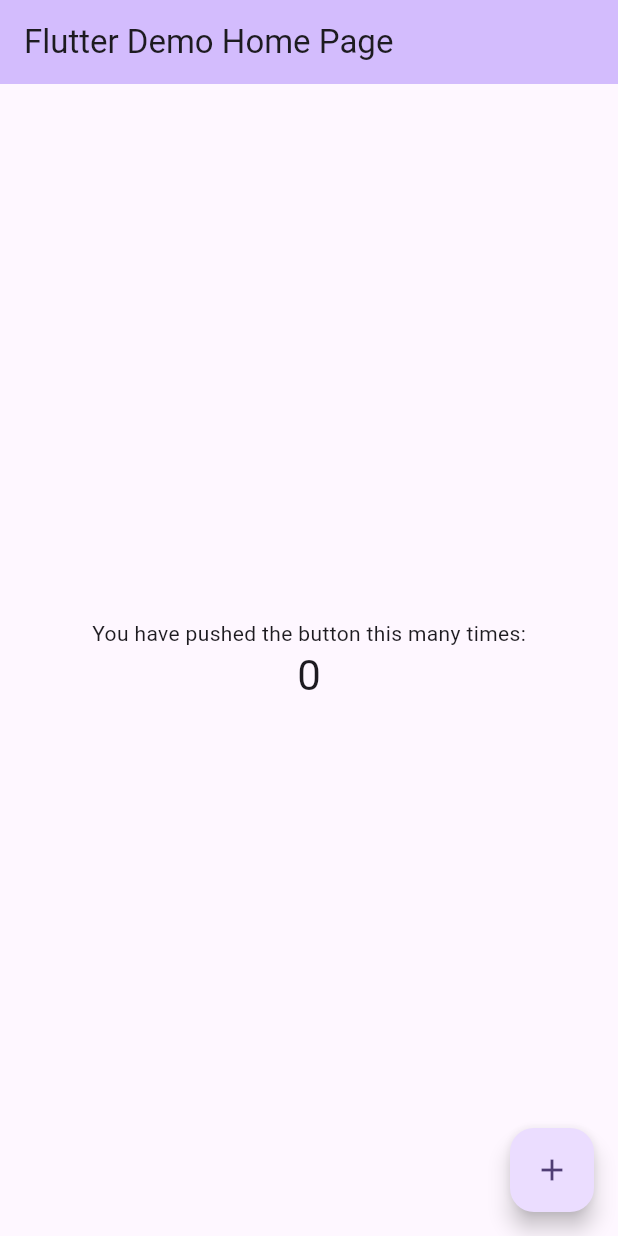
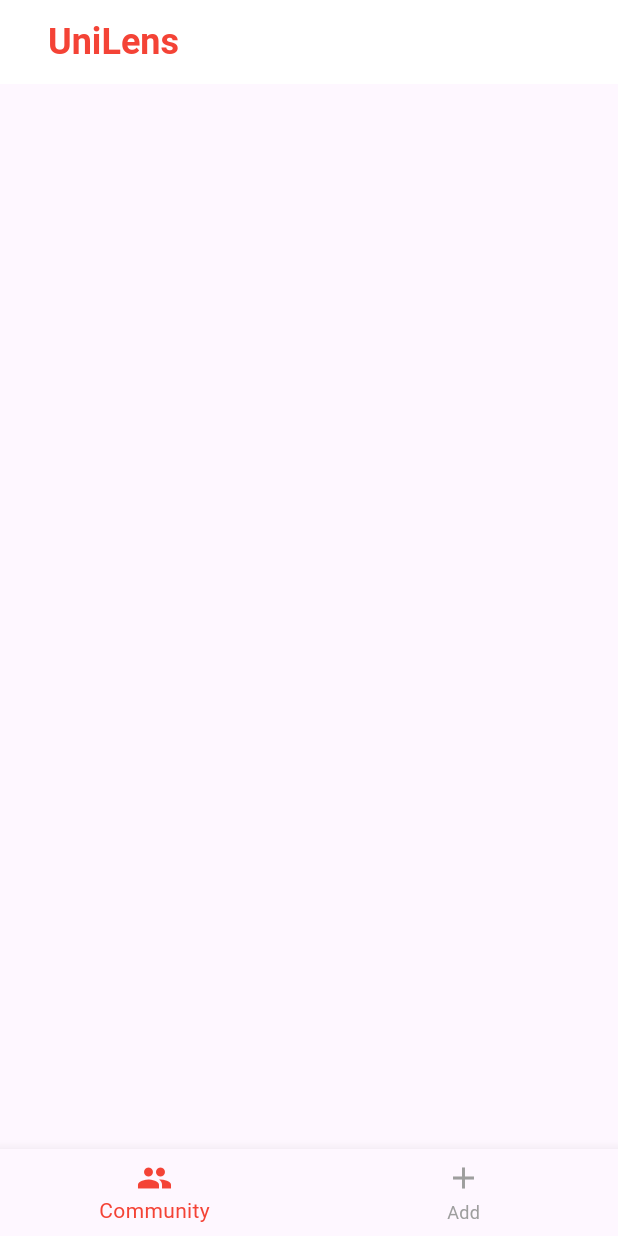
Before and after one commit to raheel38/unilens, a Flutter app: the screen it shows after launch, on a phone screen of 412 x 824 dp. Run offline on Flutter 3.47's test engine with Material 3 defaults, Android fonts, the phone set to English and light mode, and no system bars.

Commit message:
Update main.dart

```diff
--- a/unilens/lib/main.dart
+++ b/unilens/lib/main.dart
@@ -1,5 +1,296 @@
 import 'package:flutter/material.dart';
+import 'dart:io';
 
+// Post Model
+class Post {
+  final String title;
+  final String content;
+  final DateTime datePosted;
+  final String? imageUrl;
+  int likes;
+  bool isLiked;
+
+  Post({
+    required this.title,
+    required this.content,
+    required this.datePosted,
+    this.imageUrl,
+    this.likes = 0,
+    this.isLiked = false,
+  });
+}
+
+// AddWidget for adding posts
+class AddWidget extends StatefulWidget {
+  final Function(Post) onPostCreated;
+
+  const AddWidget({super.key, required this.onPostCreated});
+
+  @override
+  State<AddWidget> createState() => _AddWidgetState();
+}
+
+class _AddWidgetState extends State<AddWidget> {
+  final _titleController = TextEditingController();
+  final _contentController = TextEditingController();
+  File? _image;
+  final _formKey = GlobalKey<FormState>();
+
+  void _createPost() {
+    if (_formKey.currentState!.validate()) {
+      final newPost = Post(
+        title: _titleController.text,
+        content: _contentController.text,
+        datePosted: DateTime.now(),
+        imageUrl: _image?.path,
+      );
+
+      widget.onPostCreated(newPost);
+
+      // Clear form
+      _titleController.clear();
+      _contentController.clear();
+      setState(() {
+        _image = null;
+      });
+
+      // Show success message
+      ScaffoldMessenger.of(context).showSnackBar(
+        const SnackBar(content: Text('Post created successfully!')),
+      );
+    }
+  }
+
+  @override
+  void dispose() {
+    _titleController.dispose();
+    _contentController.dispose();
+    super.dispose();
+  }
+
+  @override
+  Widget build(BuildContext context) {
+    return Scaffold(
+      body: SingleChildScrollView(
+        padding: const EdgeInsets.all(16.0),
+        child: Form(
+          key: _formKey,
+          child: Column(
+            crossAxisAlignment: CrossAxisAlignment.stretch,
+            children: [
+              TextFormField(
+                controller: _titleController,
+                decoration: const InputDecoration(
+                  labelText: 'Title',
+                  border: OutlineInputBorder(),
+                ),
+                validator: (value) {
+                  if (value == null || value.isEmpty) {
+                    return 'Please enter a title';
+                  }
+                  return null;
+                },
+              ),
+              const SizedBox(height: 16),
+              TextFormField(
+                controller: _contentController,
+                decoration: const InputDecoration(
+                  labelText: 'Content',
+                  border: OutlineInputBorder(),
+                ),
+                maxLines: 5,
+                validator: (value) {
+                  if (value == null || value.isEmpty) {
+                    return 'Please enter some content';
+                  }
+                  return null;
+                },
+              ),
+              const SizedBox(height: 24),
+              ElevatedButton(
+                onPressed: _createPost,
+                style: ElevatedButton.styleFrom(
+                  backgroundColor: Colors.red,
+                  padding: const EdgeInsets.symmetric(vertical: 16),
+                  shape: RoundedRectangleBorder(
+                    borderRadius: BorderRadius.circular(24),
+                  ),
+                ),
+                child: const Text(
+                  'Create Post',
+                  style: TextStyle(
+                    fontSize: 16,
+                    fontWeight: FontWeight.bold,
+                  ),
+                ),
+              ),
+            ],
+          ),
+        ),
+      ),
+    );
+  }
+}
+
+// CommunityWidget to display posts
+class CommunityWidget extends StatefulWidget {
+  final List<Post> posts;
+
+  const CommunityWidget({super.key, required this.posts});
+
+  @override
+  State<CommunityWidget> createState() => _CommunityWidgetState();
+}
+
+class _CommunityWidgetState extends State<CommunityWidget> {
+  void _toggleLike(int index) {
+    setState(() {
+      if (widget.posts[index].isLiked) {
+        widget.posts[index].likes--;
+        widget.posts[index].isLiked = false;
+      } else {
+        widget.posts[index].likes++;
+        widget.posts[index].isLiked = true;
+      }
+    });
+  }
+
+  @override
+  Widget build(BuildContext context) {
+    return ListView.builder(
+      padding: const EdgeInsets.all(8),
+      itemCount: widget.posts.length,
+      itemBuilder: (context, index) {
+        final post = widget.posts[index];
+        return Card(
+          margin: const EdgeInsets.symmetric(vertical: 8),
+          child: Column(
+            crossAxisAlignment: CrossAxisAlignment.start,
+            children: [
+              ListTile(
+                title: Text(
+                  post.title,
+                  style: const TextStyle(
+                    fontWeight: FontWeight.bold,
+                    fontSize: 18,
+                  ),
+                ),
+                subtitle: Text(
+                  'Posted on ${post.datePosted.toString().split(' ')[0]}',
+                  style: TextStyle(color: Colors.grey[600]),
+                ),
+              ),
+              if (post.imageUrl != null)
+                Image.file(
+                  File(post.imageUrl!),
+                  width: double.infinity,
+                  height: 200,
+                  fit: BoxFit.cover,
+                ),
+              Padding(
+                padding: const EdgeInsets.all(16.0),
+                child: Text(post.content),
+              ),
+              Padding(
+                padding: const EdgeInsets.all(8.0),
+                child: Row(
+                  children: [
+                    IconButton(
+                      icon: Icon(
+                        post.isLiked ? Icons.favorite : Icons.favorite_border,
+                        color: post.isLiked ? Colors.red : Colors.grey,
+                      ),
+                      onPressed: () => _toggleLike(index),
+                    ),
+                    Text('${post.likes} likes'),
+                  ],
+                ),
+              ),
+            ],
+          ),
+        );
+      },
+    );
+  }
+}
+
+// MainScreen to manage navigation and posts
+class MainScreen extends StatefulWidget {
+  const MainScreen({super.key});
+
+  @override
+  State<MainScreen> createState() => _MainScreenState();
+}
+
+class _MainScreenState extends State<MainScreen> {
+  int _selectedIndex = 0;
+  final List<Post> _posts = [];
+
+  void _addPost(Post post) {
+    setState(() {
+      _posts.insert(0, post); // Add new post at the beginning
+    });
+    // Navigate to community page after posting
+    setState(() {
+      _selectedIndex = 1;
+    });
+  }
+
+  @override
+  Widget build(BuildContext context) {
+    final List<Widget> _widgetOptions = <Widget>[
+      CommunityWidget(posts: _posts),
+      AddWidget(onPostCreated: _addPost),
+    ];
+
+    return Scaffold(
+      appBar: AppBar(
+        title: const Align(
+          alignment: Alignment.centerLeft,
+          child: Padding(
+            padding: EdgeInsets.only(left: 16.0),
+            child: Text(
+              'UniLens',
+              style: TextStyle(
+                color: Colors.red,
+                fontWeight: FontWeight.bold,
+                fontSize: 24,
+              ),
+            ),
+          ),
+        ),
+        backgroundColor: Colors.white,
+        elevation: 0,
+      ),
+      body: Center(
+        child: _widgetOptions.elementAt(_selectedIndex),
+      ),
+      bottomNavigationBar: BottomNavigationBar(
+        items: const <BottomNavigationBarItem>[
+          BottomNavigationBarItem(
+            icon: Icon(Icons.people),
+            label: 'Community',
+          ),
+          BottomNavigationBarItem(
+            icon: Icon(Icons.add),
+            label: 'Add',
+          ),
+        ],
+        currentIndex: _selectedIndex,
+        selectedItemColor: Colors.red,
+        unselectedItemColor: Colors.grey,
+        onTap: (index) {
+          setState(() {
+            _selectedIndex = index;
+          });
+        },
+        type: BottomNavigationBarType.fixed,
+      ),
+    );
+  }
+}
+
+// Main entry point
 void main() {
   runApp(const MyApp());
 }
@@ -7,119 +298,15 @@
 class MyApp extends StatelessWidget {
   const MyApp({super.key});
 
-  // This widget is the root of your application.
   @override
   Widget build(BuildContext context) {
     return MaterialApp(
-      title: 'Flutter Demo',
+      debugShowCheckedModeBanner: false,
+      title: 'UniLens',
       theme: ThemeData(
-        // This is the theme of your application.
-        //
-        // TRY THIS: Try running your application with "flutter run". You'll see
-        // the application has a purple toolbar. Then, without quitting the app,
-        // try changing the seedColor in the colorScheme below to Colors.green
-        // and then invoke "hot reload" (save your changes or press the "hot
-        // reload" button in a Flutter-supported IDE, or press "r" if you used
-        // the command line to start the app).
-        //
-        // Notice that the counter didn't reset back to zero; the application
-        // state is not lost during the reload. To reset the state, use hot
-        // restart instead.
-        //
-        // This works for code too, not just values: Most code changes can be
-        // tested with just a hot reload.
-        colorScheme: ColorScheme.fromSeed(seedColor: Colors.deepPurple),
-        useMaterial3: true,
+        primarySwatch: Colors.red,
       ),
-      home: const MyHomePage(title: 'Flutter Demo Home Page'),
+      home: const MainScreen(),
     );
   }
 }
-
-class MyHomePage extends StatefulWidget {
-  const MyHomePage({super.key, required this.title});
-
-  // This widget is the home page of your application. It is stateful, meaning
-  // that it has a State object (defined below) that contains fields that affect
-  // how it looks.
-
-  // This class is the configuration for the state. It holds the values (in this
-  // case the title) provided by the parent (in this case the App widget) and
-  // used by the build method of the State. Fields in a Widget subclass are
-  // always marked "final".
-
-  final String title;
-
-  @override
-  State<MyHomePage> createState() => _MyHomePageState();
-}
-
-class _MyHomePageState extends State<MyHomePage> {
-  int _counter = 0;
-
-  void _incrementCounter() {
-    setState(() {
-      // This call to setState tells the Flutter framework that something has
-      // changed in this State, which causes it to rerun the build method below
-      // so that the display can reflect the updated values. If we changed
-      // _counter without calling setState(), then the build method would not be
-      // called again, and so nothing would appear to happen.
-      _counter++;
-    });
-  }
-
-  @override
-  Widget build(BuildContext context) {
-    // This method is rerun every time setState is called, for instance as done
-    // by the _incrementCounter method above.
-    //
-    // The Flutter framework has been optimized to make rerunning build methods
-    // fast, so that you can just rebuild anything that needs updating rather
-    // than having to individually change instances of widgets.
-    return Scaffold(
-      appBar: AppBar(
-        // TRY THIS: Try changing the color here to a specific color (to
-        // Colors.amber, perhaps?) and trigger a hot reload to see the AppBar
-        // change color while the other colors stay the same.
-        backgroundColor: Theme.of(context).colorScheme.inversePrimary,
-        // Here we take the value from the MyHomePage object that was created by
-        // the App.build method, and use it to set our appbar title.
-        title: Text(widget.title),
-      ),
-      body: Center(
-        // Center is a layout widget. It takes a single child and positions it
-        // in the middle of the parent.
-        child: Column(
-          // Column is also a layout widget. It takes a list of children and
-          // arranges them vertically. By default, it sizes itself to fit its
-          // children horizontally, and tries to be as tall as its parent.
-          //
-          // Column has various properties to control how it sizes itself and
-          // how it positions its children. Here we use mainAxisAlignment to
-          // center the children vertically; the main axis here is the vertical
-          // axis because Columns are vertical (the cross axis would be
-          // horizontal).
-          //
-          // TRY THIS: Invoke "debug painting" (choose the "Toggle Debug Paint"
-          // action in the IDE, or press "p" in the console), to see the
-          // wireframe for each widget.
-          mainAxisAlignment: MainAxisAlignment.center,
-          children: <Widget>[
-            const Text(
-              'You have pushed the button this many times:',
-            ),
-            Text(
-              '$_counter',
-              style: Theme.of(context).textTheme.headlineMedium,
-            ),
-          ],
-        ),
-      ),
-      floatingActionButton: FloatingActionButton(
-        onPressed: _incrementCounter,
-        tooltip: 'Increment',
-        child: const Icon(Icons.add),
-      ), // This trailing comma makes auto-formatting nicer for build methods.
-    );
-  }
-}
```
